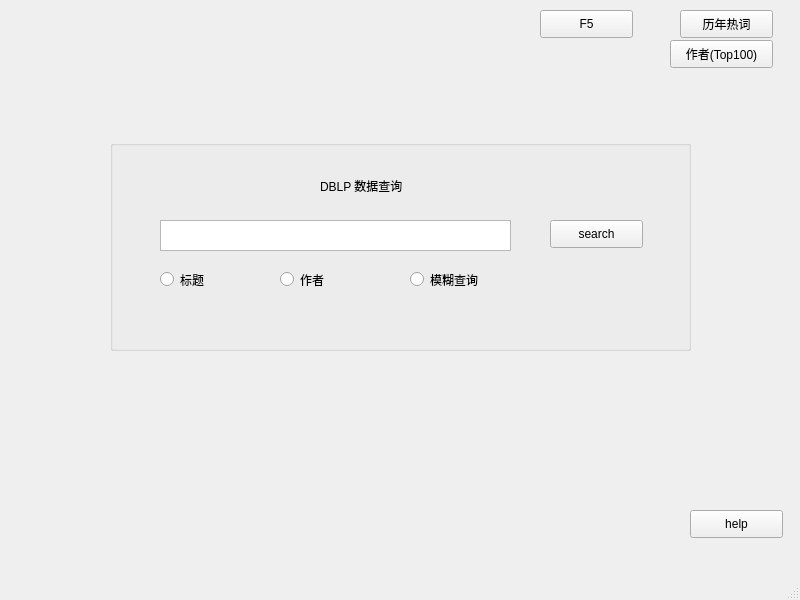
Before: the Qt Designer form DS_2020_GUI/DS_2020_GUI/MainWindow.ui in ChrisJaunes/DS_2020, drawn with Qt 5.
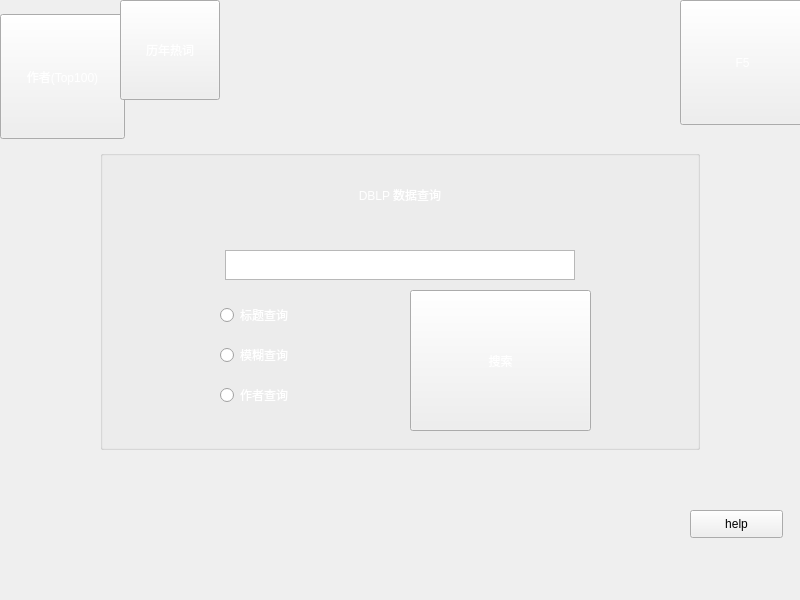
After: the same form once the commit is applied. Icons and pictures are not drawn.

Commit message: upt GUI and add some image

Diff of the .ui file:
```diff
--- a/DS_2020_GUI/DS_2020_GUI/MainWindow.ui
+++ b/DS_2020_GUI/DS_2020_GUI/MainWindow.ui
@@ -11,66 +11,84 @@
    </rect>
   </property>
   <property name="windowTitle">
-   <string>MainWindow</string>
+   <string>DBLP</string>
+  </property>
+  <property name="styleSheet">
+   <string notr="true">border-image:url(:/DS_2020_GUI/image/astronomy-atmosphere-earth-exploration.jpg)</string>
   </property>
   <widget class="QWidget" name="centralwidget">
    <widget class="QGroupBox" name="groupBox">
     <property name="geometry">
      <rect>
-      <x>110</x>
-      <y>140</y>
-      <width>581</width>
-      <height>211</height>
+      <x>100</x>
+      <y>150</y>
+      <width>600</width>
+      <height>300</height>
      </rect>
     </property>
+    <property name="styleSheet">
+     <string notr="true">border-image:url();</string>
+    </property>
     <property name="title">
      <string/>
     </property>
     <widget class="QTextEdit" name="tet_inputParameter">
      <property name="geometry">
       <rect>
-       <x>50</x>
-       <y>80</y>
-       <width>351</width>
-       <height>31</height>
+       <x>125</x>
+       <y>100</y>
+       <width>350</width>
+       <height>30</height>
       </rect>
      </property>
     </widget>
     <widget class="QRadioButton" name="rbn_Info">
      <property name="geometry">
       <rect>
-       <x>50</x>
-       <y>130</y>
-       <width>115</width>
-       <height>19</height>
+       <x>120</x>
+       <y>150</y>
+       <width>175</width>
+       <height>30</height>
       </rect>
      </property>
+     <property name="styleSheet">
+      <string notr="true">color: rgb(255, 255, 255);
+font: 75 20pt &quot;Consolas&quot;;</string>
+     </property>
      <property name="text">
-      <string>标题</string>
+      <string>标题查询</string>
      </property>
     </widget>
     <widget class="QRadioButton" name="rbn_Author">
      <property name="geometry">
       <rect>
-       <x>170</x>
-       <y>130</y>
-       <width>115</width>
-       <height>19</height>
+       <x>120</x>
+       <y>230</y>
+       <width>175</width>
+       <height>30</height>
       </rect>
      </property>
+     <property name="styleSheet">
+      <string notr="true">color:rgb(255, 255, 255);
+font: 75 20pt &quot;Consolas&quot;;</string>
+     </property>
      <property name="text">
-      <string>作者</string>
+      <string>作者查询</string>
      </property>
     </widget>
     <widget class="QRadioButton" name="rbn_F4">
      <property name="geometry">
       <rect>
-       <x>300</x>
-       <y>130</y>
-       <width>115</width>
-       <height>19</height>
+       <x>120</x>
+       <y>190</y>
+       <width>175</width>
+       <height>30</height>
       </rect>
      </property>
+     <property name="styleSheet">
+      <string notr="true">color:rgb(255, 255, 255);
+font: 75 20pt &quot;Consolas&quot;;</string>
+     </property>
      <property name="text">
       <string>模糊查询</string>
      </property>
@@ -78,39 +96,56 @@
     <widget class="QPushButton" name="btn_search">
      <property name="geometry">
       <rect>
-       <x>440</x>
-       <y>80</y>
-       <width>93</width>
-       <height>28</height>
+       <x>310</x>
+       <y>140</y>
+       <width>181</width>
+       <height>141</height>
       </rect>
      </property>
+     <property name="styleSheet">
+      <string notr="true">border-image:url(:/DS_2020_GUI/image/search.png);
+color:rgb(255, 255, 255);
+font: 75 28pt &quot;Consolas&quot;;</string>
+     </property>
      <property name="text">
-      <string>search</string>
+      <string>搜索</string>
      </property>
     </widget>
     <widget class="QLabel" name="label">
      <property name="geometry">
       <rect>
-       <x>210</x>
-       <y>30</y>
-       <width>131</width>
-       <height>31</height>
+       <x>125</x>
+       <y>10</y>
+       <width>350</width>
+       <height>70</height>
       </rect>
      </property>
+     <property name="styleSheet">
+      <string notr="true">color:rgb(255, 255, 255);
+font: 75 28pt &quot;Consolas&quot;;</string>
+     </property>
      <property name="text">
       <string>DBLP 数据查询</string>
      </property>
+     <property name="alignment">
+      <set>Qt::AlignCenter</set>
+     </property>
     </widget>
    </widget>
    <widget class="QPushButton" name="F5">
     <property name="geometry">
      <rect>
-      <x>540</x>
-      <y>10</y>
-      <width>93</width>
-      <height>28</height>
+      <x>680</x>
+      <y>0</y>
+      <width>125</width>
+      <height>125</height>
      </rect>
     </property>
+    <property name="styleSheet">
+     <string notr="true">border-image:url(:/DS_2020_GUI/image/planet.png);
+color:rgb(255, 255, 255);
+font: 75 12pt &quot;Consolas&quot;;</string>
+    </property>
     <property name="text">
      <string>F5</string>
     </property>
@@ -118,12 +153,17 @@
    <widget class="QPushButton" name="F2_TopAuthor">
     <property name="geometry">
      <rect>
-      <x>670</x>
-      <y>40</y>
-      <width>103</width>
-      <height>28</height>
+      <x>0</x>
+      <y>14</y>
+      <width>125</width>
+      <height>125</height>
      </rect>
     </property>
+    <property name="styleSheet">
+     <string notr="true">border-image:url(:/DS_2020_GUI/image/planet.png);
+color:rgb(255, 255, 255);
+font: 75 12pt &quot;Consolas&quot;;</string>
+    </property>
     <property name="text">
      <string>作者(Top100)</string>
     </property>
@@ -131,12 +171,17 @@
    <widget class="QPushButton" name="btn_F3">
     <property name="geometry">
      <rect>
-      <x>680</x>
-      <y>10</y>
-      <width>93</width>
-      <height>28</height>
+      <x>120</x>
+      <y>0</y>
+      <width>100</width>
+      <height>100</height>
      </rect>
     </property>
+    <property name="styleSheet">
+     <string notr="true">border-image:url(:/DS_2020_GUI/image/planet.png);
+color:rgb(255, 255, 255);
+font: 75 12pt &quot;Consolas&quot;;</string>
+    </property>
     <property name="text">
      <string>历年热词</string>
     </property>
@@ -155,17 +200,6 @@
     </property>
    </widget>
   </widget>
-  <widget class="QMenuBar" name="menubar">
-   <property name="geometry">
-    <rect>
-     <x>0</x>
-     <y>0</y>
-     <width>800</width>
-     <height>26</height>
-    </rect>
-   </property>
-  </widget>
-  <widget class="QStatusBar" name="statusbar"/>
  </widget>
  <resources/>
  <connections/>
```
Left out of the diff: 4 changed lines with no effect on the pictures. The commit also changes 23 other files.
